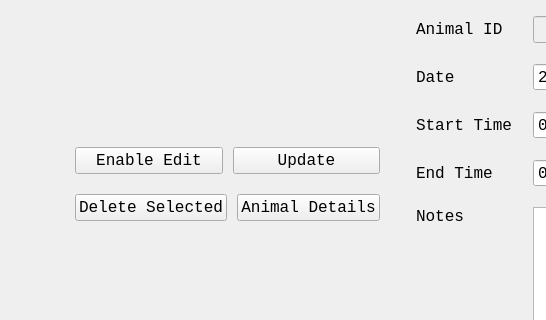
This is DayCareUI.ui in ASNaeem/Simple-VCMS as Qt 5 draws it before an edit; both pictures show x 0 to 546 and y 125 to 445 of the 1051 by 705 pixel window. The edited form follows.
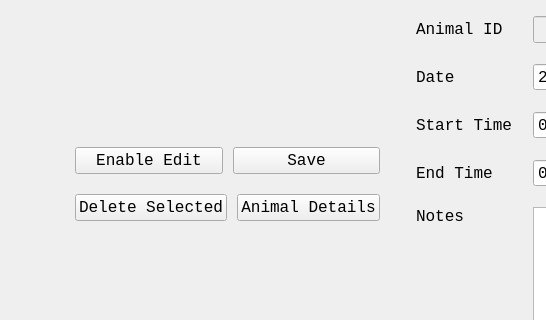
This is the edited form.

```diff
--- a/DayCareUI.ui
+++ b/DayCareUI.ui
@@ -136,7 +136,7 @@
                <cursorShape>PointingHandCursor</cursorShape>
               </property>
               <property name="text">
-               <string>Update</string>
+               <string>Save</string>
               </property>
              </widget>
             </item>
```
Left out of the diff: 8 changed lines with no effect on the pictures.
